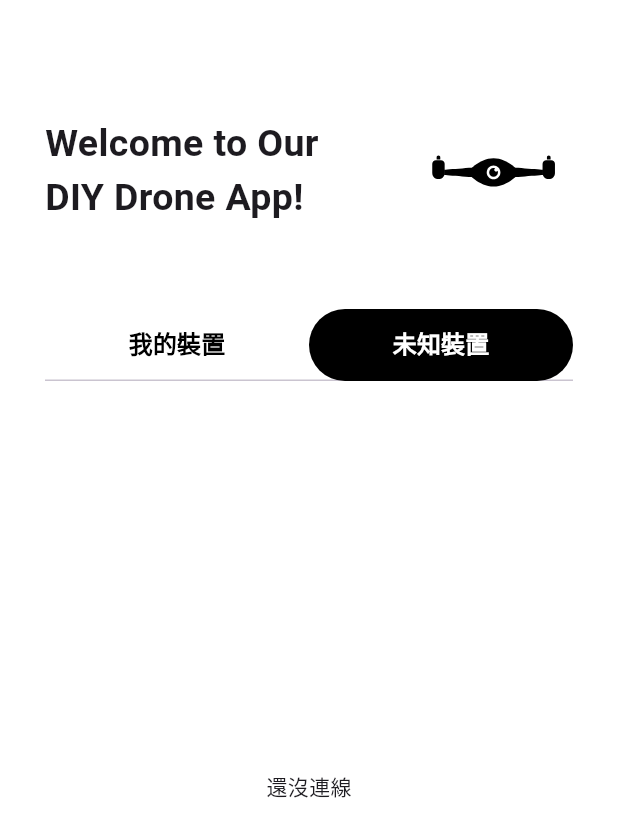
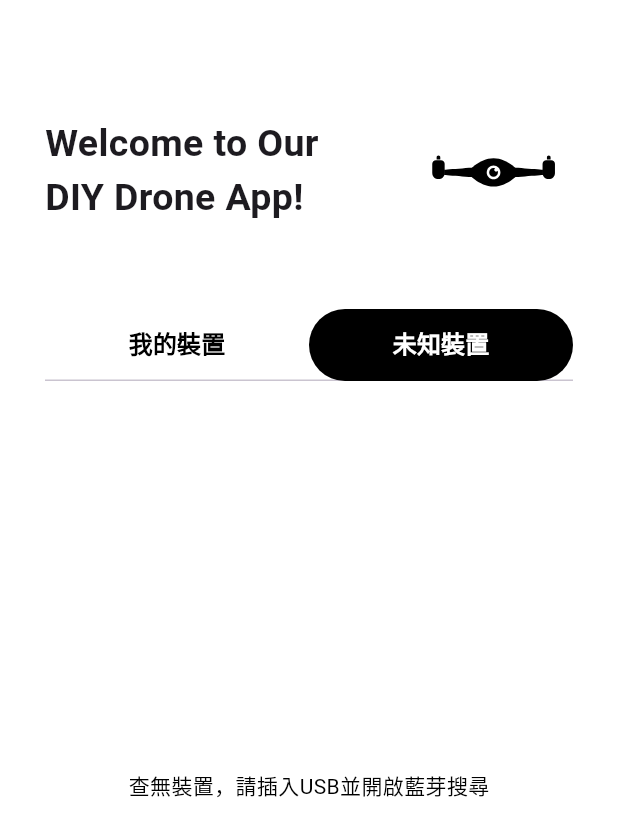
Before and after one commit to jerrysh970227/drone, a Flutter app: the screen it shows after launch, tab 2 chosen, on a phone screen of 412 x 824 dp. Shown: the top 837 px of the screen. Run offline on Flutter 3.47's test engine with Material 3 defaults, Android fonts, the phone set to English and light mode, and no system bars; our stand-ins replace lottie; missing offline and left inert: flutter_joystick.

Commit message:
控制介面UI優化

```diff
--- a/lib/main.dart
+++ b/lib/main.dart
@@ -34,6 +34,12 @@ class _HomeState extends State<Home> {
   final bool isSelect = false;
 
   @override
+  void initState() {
+    super.initState();
+    SystemChrome.setPreferredOrientations([DeviceOrientation.portraitUp]);
+  }
+
+  @override
   Widget build(BuildContext context) {
     return Scaffold(
       backgroundColor: Colors.white,
@@ -48,7 +54,7 @@ class _HomeState extends State<Home> {
                     Expanded(
                       child: Text(
                         "Welcome to Our DIY Drone App! ",
-                        maxLines: 3,
+                        maxLines: 5,
                         style: TextStyle(
                           fontSize: 25,
                           fontWeight: FontWeight.bold,
@@ -95,27 +101,47 @@ class _HomeState extends State<Home> {
                           children: [
                             // Tab 1：我的裝置
                             GridView.builder(
-                              gridDelegate: SliverGridDelegateWithFixedCrossAxisCount(
-                                crossAxisCount: 2, // 每行 2 個卡片
-                                crossAxisSpacing: 8.0, // 水平間距
-                                mainAxisSpacing: 8.0, // 垂直間距
-                              ),
+                              gridDelegate:
+                                  SliverGridDelegateWithFixedCrossAxisCount(
+                                    crossAxisCount: 2, // 每行 2 個卡片
+                                    crossAxisSpacing: 8.0, // 水平間距
+                                    mainAxisSpacing: 8.0, // 垂直間距
+                                  ),
                               itemCount: 1, // 顯示 10 格
                               itemBuilder: (context, index) {
                                 return Card(
-                                  color: Colors.grey[400],
+                                  shadowColor: Colors.black,
+                                  elevation: 10,
+                                  color: Colors.white,
                                   child: ListTile(
-                                    leading: Icon(Icons.camera, color: Colors.white),
-                                    title: Text("裝置 ${index + 1}", style: TextStyle(color: Colors.white)),
-                                    onTap: (){
-                                      Navigator.push(context, MaterialPageRoute(builder: (context) => DroneJoystickPage()));
+                                    leading: Icon(
+                                      Icons.airplanemode_active,
+                                      color: Colors.black,
+                                    ),
+                                    title: Text(
+                                      "風暴毀滅者",
+                                      style: TextStyle(color: Colors.black),
+                                    ),
+                                    onTap: () {
+                                      Navigator.push(
+                                        context,
+                                        MaterialPageRoute(
+                                          builder:
+                                              (context) => DroneJoystickPage(),
+                                        ),
+                                      );
                                     },
                                   ),
                                 );
                               },
                             ),
                             // Tab 2：未知裝置
-                            Center(child: Text("還沒連線")),
+                            Center(
+                              child: Text(
+                                "查無裝置，請插入USB並開啟藍芽搜尋",
+                                style: TextStyle(color: Colors.black),
+                              ),
+                            ),
                           ],
                         ),
                       ),
```
Also changed, not shown: lib/drone_joystick_page.dart (+100 -41 lines), 6 other files.
